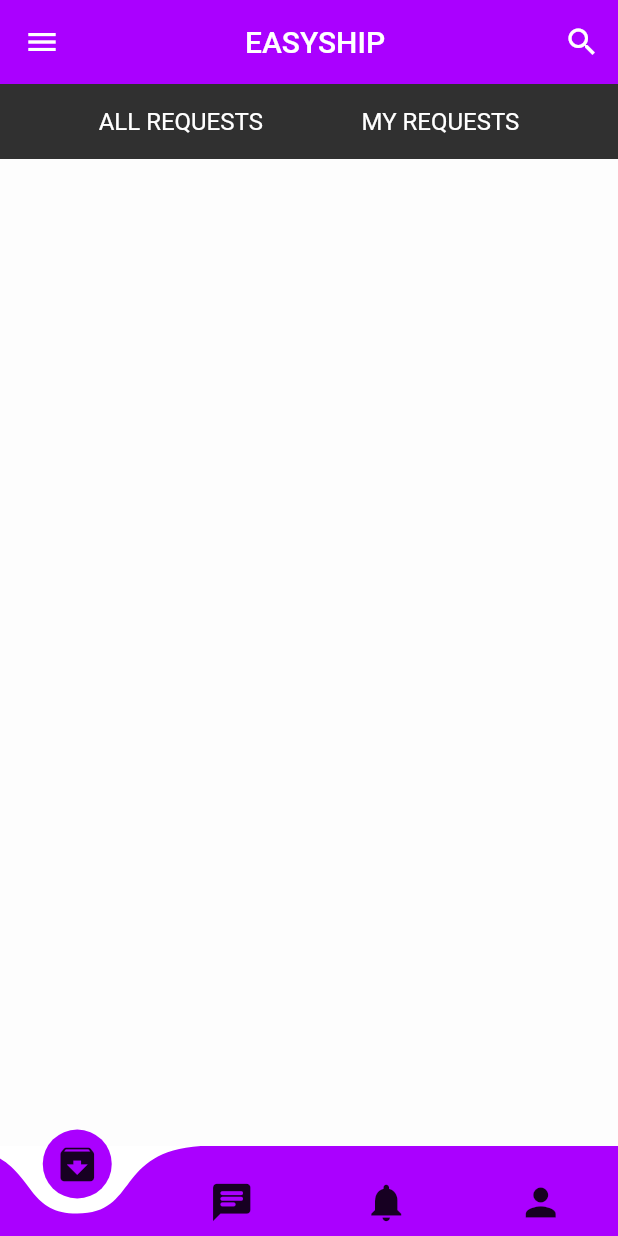
After one commit to wajihtl/stage_flutter, a Flutter app: the Navigation screen opened directly, on a phone screen of 412 x 824 dp. The commit adds this screen. Run offline on Flutter 3.47's test engine with Material 2 defaults, Android fonts, the phone set to English and light mode, and no system bars; drawn by our look-alikes of curved_navigation_bar; our stand-ins replace font_awesome_flutter.

Commit message:
2 snd commit ( navigation bar + tabs )

```diff
--- /dev/null
+++ b/lib/screens/explore_screen.dart
@@ -0,0 +1,42 @@
+import 'package:flutter/material.dart';
+// import 'package:travel/components/main.dart';
+
+class Explore extends StatelessWidget {
+  @override
+  Widget build(BuildContext context) {
+    return Container(
+      color: Colors.white54,
+      child: Column(
+        children: <Widget>[
+          Container(
+            color: Colors.grey[850],
+            child: SizedBox(
+              height: 50.0,
+              child: Row(
+                crossAxisAlignment: CrossAxisAlignment.center,
+                mainAxisAlignment: MainAxisAlignment.spaceEvenly,
+                children: <Widget>[
+                  Text(
+                    'ALL REQUESTS',
+                    style: TextStyle(
+                      color: Colors.white,
+                      fontSize: 16.0,
+                    ),
+                  ),
+                  Text(
+                    'MY REQUESTS',
+                    style: TextStyle(
+                      color: Colors.white,
+                      fontSize: 16.0,
+                    ),
+                  ),
+                ],
+              ),
+            ),
+          ),
+         // Main(),
+        ],
+      ),
+    );
+  }
+}
--- a/lib/screens/scnd_screen.dart
+++ b/lib/screens/scnd_screen.dart
@@ -1,14 +1,11 @@
-import 'dart:ui';
-
+import 'package:easyship/widgets/navigation.dart';
 import 'package:flutter/material.dart';
-import '../model/slide.dart';
 
 class scnd_screen extends StatelessWidget {
   static const routeName = '/scnd_screen';
 
   @override
   Widget build(BuildContext context) {
-
     return Scaffold(
       body: Column(
         mainAxisAlignment: MainAxisAlignment.center,
@@ -20,7 +17,7 @@
               Navigator.pop(context);
             },
             child: Container(
-              height: MediaQuery.of(context).size.height*0.5,
+              height: MediaQuery.of(context).size.height * 0.5,
               decoration: BoxDecoration(
                 image: DecorationImage(
                   image: AssetImage('assets/images/customer.png'),
@@ -29,13 +26,13 @@
               ),
             ),
           ),
-
           GestureDetector(
-            onTap: () {
-              print('hello');
-            },
+            onTap: () => Navigator.push(
+              context,
+              MaterialPageRoute(builder: (context) => Navigation()),
+            ),
             child: Container(
-              height: MediaQuery.of(context).size.height*0.5,
+              height: MediaQuery.of(context).size.height * 0.5,
               decoration: BoxDecoration(
                 image: DecorationImage(
                   image: AssetImage('assets/images/customer.png'),
@@ -46,8 +43,6 @@
           ),
         ],
       ),
-
-
     );
   }
 }
--- /dev/null
+++ b/lib/widgets/app_bar.dart
@@ -0,0 +1,25 @@
+import 'package:flutter/material.dart';
+
+Widget appBar() {
+  return AppBar(
+    elevation: 0.0,
+    backgroundColor: Colors.purpleAccent[700],
+    title: Center(
+      child: Padding(
+        padding: const EdgeInsets.fromLTRB(0, 0, 0, 0),
+        child: Text(
+          'EASYSHIP',
+        ),
+      ),
+    ),
+    actions: <Widget>[
+      IconButton(
+        icon: Icon(
+          Icons.search_sharp,
+        ),
+        onPressed: () => {},
+      ),
+
+    ],
+  );
+}
--- /dev/null
+++ b/lib/widgets/drawer.dart
@@ -0,0 +1,69 @@
+import 'package:flutter/material.dart';
+
+Widget drawer() {
+  return Container(
+    child: Drawer(
+      child: Container(
+        color: Colors.grey[400],
+        child: Column(
+          mainAxisSize: MainAxisSize.max,
+          crossAxisAlignment: CrossAxisAlignment.stretch,
+          children: <Widget>[
+            Container(
+                //height: 90.0,
+                child: DrawerHeader(
+              child: Center(
+                child: Text(
+                  'TRAVELER AREA',
+                  style: TextStyle(
+                    color: Colors.white,
+                  ),
+                ),
+              ),
+              decoration: BoxDecoration(
+
+                image: DecorationImage(
+                  image: AssetImage('assets/images/transporter.png'),
+                  fit: BoxFit.fill,
+                ),
+              ),
+            )),
+            FlatButton(
+              child: Row(children: <Widget>[
+                Icon(Icons.home, size: 40),
+                Padding(
+                  padding: const EdgeInsets.only(left: 10.0),
+                  child: Text('Home'),
+                ),
+              ]),
+              onPressed: () => print('test'),
+              padding: EdgeInsets.only(left: 30.0, top: 20.0),
+            ),
+            FlatButton(
+              child: Row(children: <Widget>[
+                Icon(Icons.settings, size: 40),
+                Padding(
+                  padding: const EdgeInsets.only(left: 10.0),
+                  child: Text('Settings'),
+                ),
+              ]),
+              onPressed: () => print('test'),
+              padding: EdgeInsets.only(left: 30.0, top: 30.0),
+            ),
+            FlatButton(
+              child: Row(children: <Widget>[
+                Icon(Icons.logout, size: 40),
+                Padding(
+                  padding: const EdgeInsets.only(left: 10.0),
+                  child: Text('Logout'),
+                ),
+              ]),
+              onPressed: () => print('test'),
+              padding: EdgeInsets.only(left: 30.0, top: 30.0),
+            ),
+          ],
+        ),
+      ),
+    ),
+  );
+}
--- /dev/null
+++ b/lib/widgets/navigation.dart
@@ -0,0 +1,96 @@
+import 'package:curved_navigation_bar/curved_navigation_bar.dart';
+import 'package:flutter/material.dart';
+import '../screens/explore_screen.dart';
+import '../widgets/app_bar.dart';
+import '../widgets/drawer.dart';
+import 'package:font_awesome_flutter/font_awesome_flutter.dart';
+
+class Navigation extends StatefulWidget {
+  Navigation({Key key}) : super(key: key);
+
+  @override
+  _NavigationState createState() => _NavigationState();
+}
+
+class _NavigationState extends State<Navigation> {
+  int _selectedIndex = 0;
+  static List<Widget> _widgetOptions = <Widget>[
+    Explore(),
+    Center(child: Text('Home Screen')),
+    Center(child: Text('Rewards Screen')),
+    Center(child: Text('Profile Screen')),
+  ];
+
+  void _onItemTapped(int index) {
+    setState(() {
+      _selectedIndex = index;
+    });
+  }
+
+  @override
+  Widget build(BuildContext context) {
+    return Scaffold(
+      drawer: drawer(),
+      appBar: appBar(),
+      body: IndexedStack(
+        index: _selectedIndex,
+        children: _widgetOptions,
+      ),
+      bottomNavigationBar: CurvedNavigationBar(
+        height: 60,
+        color:Colors.purpleAccent[700],
+        backgroundColor: Colors.white,
+        items: <Widget>[
+          Icon(Icons.archive, size: 30),
+          Icon(Icons.chat_rounded, size: 30),
+          Icon(Icons.notifications, size: 30),
+          Icon(Icons.person, size: 30),
+        ],
+        onTap: (index) {
+          _selectedIndex = index;
+          _onItemTapped(index);
+        },
+      ),
+
+
+
+      // ################ nawa3 akher taa bottom bar ################"
+      /* bottomNavigationBar: SizedBox(
+        height: 100.0,
+        child: BottomNavigationBar(
+          items: const <BottomNavigationBarItem>[
+            BottomNavigationBarItem(
+              icon: FaIcon(FontAwesomeIcons.globe),
+              title: Text(''),
+            ),
+            BottomNavigationBarItem(
+              icon: Icon(Icons.message),
+              title: Text(''),
+            ),
+            BottomNavigationBarItem(
+              icon: Icon(Icons.notifications),
+              title: Text(''),
+            ),
+            BottomNavigationBarItem(
+              icon: Icon(Icons.person_pin),
+              title: Text(''),
+            ),
+          ],
+          type: BottomNavigationBarType.fixed,
+          currentIndex: _selectedIndex,
+          onTap: _onItemTapped,
+          unselectedItemColor: Colors.grey,
+          selectedItemColor: Colors.pink[400],
+          selectedFontSize: 0.0,
+          unselectedFontSize: 0.0,
+          iconSize: 30.0,
+          elevation: 0.0,
+          backgroundColor: Colors.grey[850],
+        ),
+       ), */
+
+
+
+    );
+  }
+}
--- a/pubspec.yaml
+++ b/pubspec.yaml
@@ -19,6 +19,8 @@
 dependencies:
   flutter:
     sdk: flutter
+  font_awesome_flutter: ^8.8.1
+  curved_navigation_bar: ^1.0.1
 
   # The following adds the Cupertino Icons font to your application.
   # Use with the CupertinoIcons class for iOS style icons.
```
Also changed, not shown: pubspec.lock.
